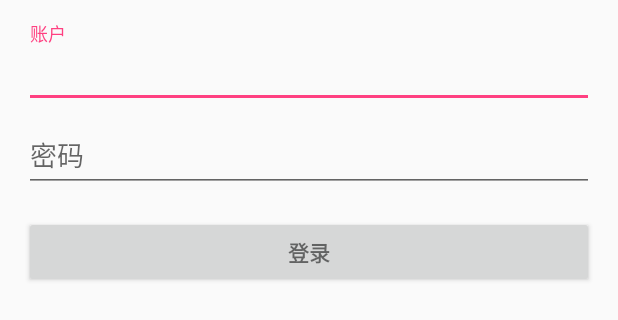
After one commit to xiehui999/fuseProgram, an Android app: the layout activity_login.xml on its own in the app's theme, with its tools: preview values and no code run, on a phone screen of 412 x 824 dp. The commit adds this screen. Shown: the top 320 px of the screen. Run offline under Robolectric (Android 15) with nearby library versions, the phone set to English and light mode, and no system bars.

Commit message:
Create a login page.
Create a login page.

```diff
--- /dev/null
+++ b/app/src/main/res/layout/activity_login.xml
@@ -0,0 +1,79 @@
+<LinearLayout xmlns:android="http://schemas.android.com/apk/res/android"
+    xmlns:tools="http://schemas.android.com/tools"
+    android:layout_width="match_parent"
+    android:layout_height="match_parent"
+    android:gravity="center_horizontal"
+    android:orientation="vertical"
+    android:paddingBottom="@dimen/activity_vertical_margin"
+    android:paddingLeft="@dimen/activity_horizontal_margin"
+    android:paddingRight="@dimen/activity_horizontal_margin"
+    android:paddingTop="@dimen/activity_vertical_margin"
+    tools:context=".LoginActivity">
+
+    <!-- Login progress -->
+    <ProgressBar
+        android:id="@+id/login_progress"
+        style="?android:attr/progressBarStyleLarge"
+        android:layout_width="wrap_content"
+        android:layout_height="wrap_content"
+        android:layout_marginBottom="8dp"
+        android:visibility="gone"/>
+
+    <ScrollView
+        android:id="@+id/login_form"
+        android:layout_width="match_parent"
+        android:layout_height="match_parent">
+
+        <LinearLayout
+            android:id="@+id/account_login_form"
+            android:layout_width="match_parent"
+            android:layout_height="wrap_content"
+            android:orientation="vertical">
+
+            <android.support.design.widget.TextInputLayout
+                android:layout_width="match_parent"
+                android:layout_height="wrap_content">
+
+            <AutoCompleteTextView
+                android:id="@+id/account"
+                android:layout_width="match_parent"
+                android:layout_height="wrap_content"
+                android:hint="@string/prompt_account"
+                android:text=""
+                android:inputType="phone"
+                android:maxLines="1"
+                android:singleLine="true"/>
+
+            </android.support.design.widget.TextInputLayout>
+
+            <android.support.design.widget.TextInputLayout
+                android:layout_width="match_parent"
+                android:layout_height="wrap_content">
+
+            <EditText
+                android:id="@+id/password"
+                android:layout_width="match_parent"
+                android:layout_height="wrap_content"
+                android:hint="@string/prompt_password"
+                android:text=""
+                android:imeActionId="@+id/login"
+                android:imeActionLabel="@string/action_sign_in_short"
+                android:imeOptions="actionUnspecified"
+                android:inputType="textPassword"
+                android:maxLines="1"
+                android:singleLine="true"/>
+
+            </android.support.design.widget.TextInputLayout>
+
+            <Button
+                android:id="@+id/account_sign_in_button"
+                style="?android:textAppearanceSmall"
+                android:layout_width="match_parent"
+                android:layout_height="wrap_content"
+                android:layout_marginTop="16dp"
+                android:text="@string/action_sign_in"
+                android:textStyle="bold"/>
+
+        </LinearLayout>
+    </ScrollView>
+</LinearLayout>
--- a/app/src/main/res/values/strings.xml
+++ b/app/src/main/res/values/strings.xml
@@ -3,4 +3,16 @@
     <string name="action_settings">Settings</string>
     <string name="name">Code4Android</string>
     <string name="motto">年轻人不能没有梦，尽管过程有坎坷，但他们会坚持到底</string>
+
+    <!-- Strings related to login -->
+    <string name="prompt_account">账户</string>
+    <string name="prompt_password">密码</string>
+    <string name="action_sign_in">登录</string>
+    <string name="action_sign_in_short">Sign in</string>
+    <string name="error_invalid_account">账户无效</string>
+    <string name="error_invalid_password">密码无效</string>
+    <string name="error_incorrect_password">密码不正确</string>
+    <string name="permission_rationale">"Contacts permissions are needed for providing account
+        completions."
+    </string>
 </resources>
```
Also changed, not shown: app/src/main/AndroidManifest.xml (+22 -3 lines), app/src/main/java/com/example/xh/LoginActivity.java (added, +297 -0 lines).
